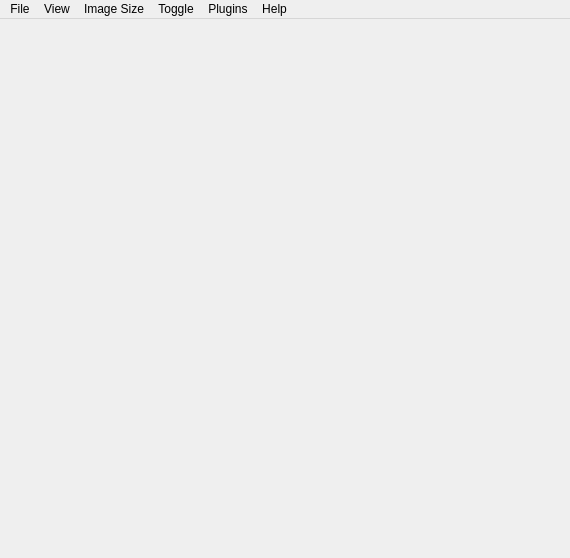
Before: the Qt Designer form src/mainwindow.ui in antonmx/posmotri, drawn with Qt 5.
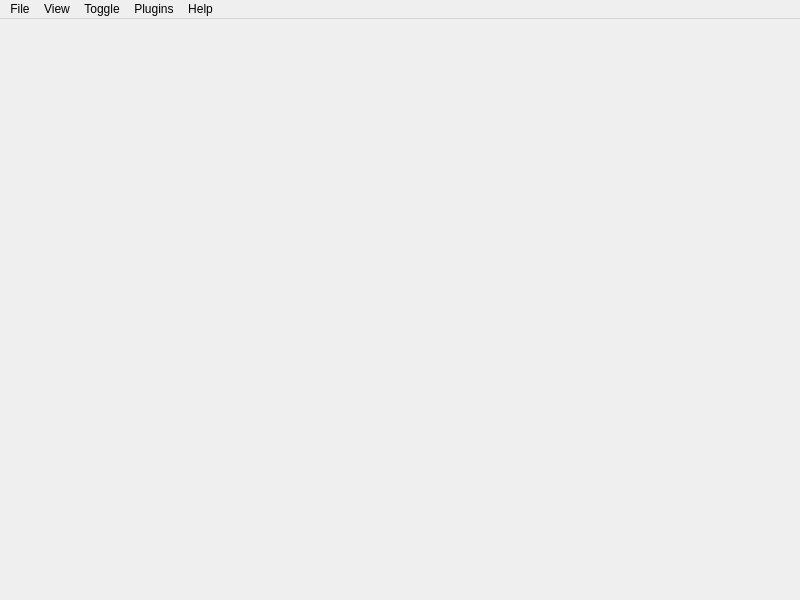
After: the same form once the commit is applied.

Patch:
```diff
--- a/src/mainwindow.ui
+++ b/src/mainwindow.ui
@@ -6,8 +6,8 @@
    <rect>
     <x>0</x>
     <y>0</y>
-    <width>570</width>
-    <height>558</height>
+    <width>800</width>
+    <height>600</height>
    </rect>
   </property>
   <property name="cursor">
@@ -25,8 +25,8 @@
     <rect>
      <x>0</x>
      <y>0</y>
-     <width>570</width>
-     <height>24</height>
+     <width>800</width>
+     <height>22</height>
     </rect>
    </property>
    <widget class="QMenu" name="menuFile">
@@ -72,12 +72,6 @@
      <string>View</string>
     </property>
    </widget>
-   <widget class="QMenu" name="menuImage_Size">
-    <property name="title">
-     <string>Image Size</string>
-    </property>
-    <addaction name="actionImage_Size"/>
-   </widget>
    <widget class="QMenu" name="menuToggle">
     <property name="tearOffEnabled">
      <bool>true</bool>
@@ -159,7 +153,6 @@
    </widget>
    <addaction name="menuFile"/>
    <addaction name="menuView"/>
-   <addaction name="menuImage_Size"/>
    <addaction name="menuToggle"/>
    <addaction name="menuPlugins"/>
    <addaction name="menuHelp"/>
```
Left out of the diff: 10 changed lines with no effect on the pictures.
